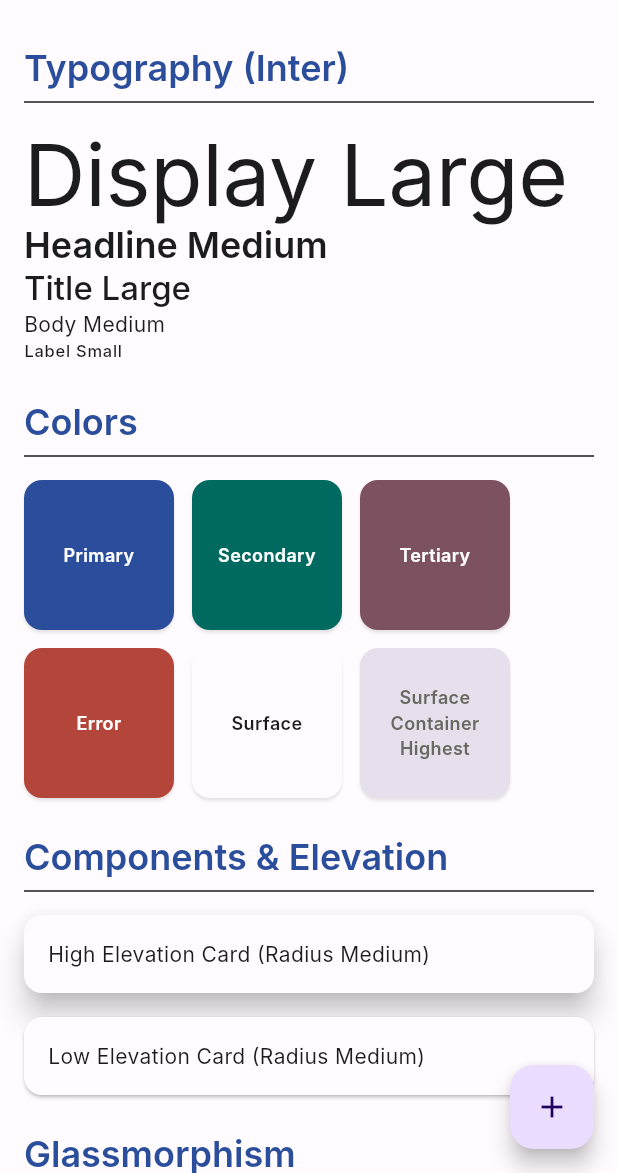
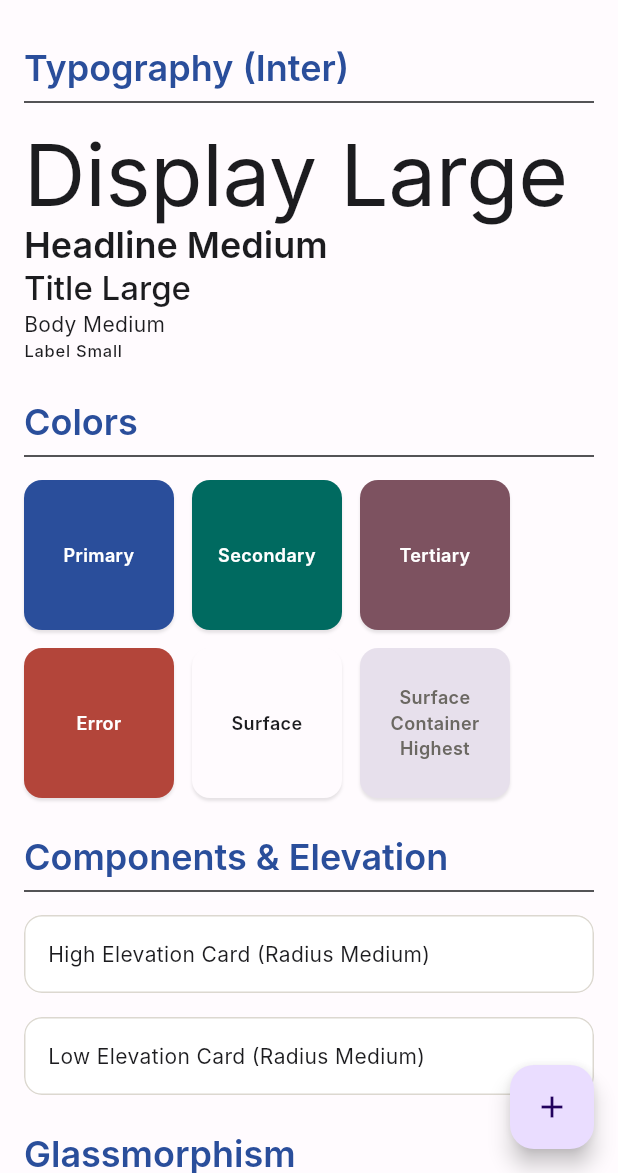
Before and after one commit to kirunithrayan/AURA, a Flutter app: the ThemePreviewScreen screen opened directly, on a phone screen of 412 x 824 dp, the part 63-1236 px from its top. Run offline on Flutter 3.47's test engine with Material 3 defaults, Android fonts, the phone set to English and light mode, and no system bars; our stand-ins replace equatable, file_picker, flutter_markdown, flutter_riverpod, flutter_secure_storage, fpdart and 8 more; missing offline and left inert: graphview, syncfusion_flutter_pdfviewer, workmanager; accounts and stored records are empty; generated files the repository leaves out were written again; project files that could hold a hidden picture were left out.

Commit message:
feat(components): migrate 5 shared components to design tokens (Step 4)
Migrate AuraAppBar, AuraCard, AuraChip, AuraBottomSheet, and FileIconWidget
to consume the approved design tokens. Public APIs are fully source-
compatible; no consumer, feature, or business code changed.

- FileIconWidget: monochrome (content.tertiary); colored file-type badges
  removed per the Design System.
- AuraCard: border-first (1px border, no shadow) on surfaceRaised;
  `elevation` param deprecated + ignored, kept for source compatibility,
  with a debug-only assert that signals the ignored value in development
  (stripped from release builds, never throws).
- AuraChip: outlined at rest, action.subtle fill when selected; radius.sm.
- AuraBottomSheet: overlay surface, radius.lg top corners.
- AuraAppBar: title in the title-large tier (content.primary).

BLOCKED components (AuraEmptyState, AuraLoading, GlassContainer,
AnimatedListItem, AuraSearchBar) intentionally untouched.

Adds 5 component golden tests (light/dark) validating the new rendering.
flutter analyze at baseline (14); 139/139 tests pass; 7/7 goldens pass;
build succeeds.

Co-Authored-By: Claude Opus 4.8 <noreply@anthropic.com>

```diff
--- a/lib/core/widgets/aura_app_bar.dart
+++ b/lib/core/widgets/aura_app_bar.dart
@@ -1,4 +1,5 @@
 import 'package:flutter/material.dart';
+import '../design_system/design_tokens.dart';
 import '../extensions/context_extensions.dart';
 
 /// A custom AppBar for AURA that applies consistent styling.
@@ -20,8 +21,9 @@ class AuraAppBar extends StatelessWidget implements PreferredSizeWidget {
   Widget build(BuildContext context) => AppBar(
       title: Text(
         title,
-        style: context.textTheme.titleLarge?.copyWith(
-          fontWeight: FontWeight.w600,
+        // Design System §4.2 AppBar: title in the interface title-large tier.
+        style: AuraTypography.titleLg.copyWith(
+          color: context.tokens.colors.contentPrimary,
         ),
       ),
       centerTitle: centerTitle,
--- a/lib/core/widgets/aura_card.dart
+++ b/lib/core/widgets/aura_card.dart
@@ -1,8 +1,12 @@
 import 'package:flutter/material.dart';
 import '../constants/ui_constants.dart';
+import '../design_system/design_tokens.dart';
 import '../extensions/context_extensions.dart';
 
 /// A generic custom card widget for lists and grids.
+///
+/// Design System: cards are border-first (`elevation.card` = a 1px hairline
+/// border, no shadow) on the raised surface.
 class AuraCard extends StatelessWidget {
 
   const AuraCard({
@@ -19,25 +23,52 @@ class AuraCard extends StatelessWidget {
   final VoidCallback? onLongPress;
   final EdgeInsetsGeometry? padding;
   final Color? color;
+
+  /// LEGACY: ignored. AURA cards are border-first; see the constructor note.
+  @Deprecated(
+    'AuraCard is border-first under the Design System (a 1px border, no '
+    'shadow). This value is ignored. Kept for source compatibility; scheduled '
+    'for removal in a future cleanup step.',
+  )
   final double elevation;
 
   @override
-  Widget build(BuildContext context) => Card(
-      elevation: elevation,
-      color: color ?? context.theme.cardTheme.color,
+  Widget build(BuildContext context) {
+    // Development-only signal: `elevation` is ignored under the Design System
+    // (border-first). This assert is stripped from release builds, so there is
+    // zero release overhead and no production logging, and it never throws.
+    assert(() {
+      if (elevation != UiConstants.elevationLow) {
+        debugPrint(
+          'AuraCard.elevation is ignored under the Design System (border-first). '
+          'It is deprecated and scheduled for removal; remove the argument.',
+        );
+      }
+      return true;
+    }());
+    return Card(
+      // Border-first: no shadow. The `elevation` param above is intentionally
+      // not consulted (documented, deprecated).
+      elevation: 0,
+      color: color ?? context.tokens.colors.surfaceRaised,
       margin: EdgeInsets.zero,
       shape: RoundedRectangleBorder(
-        borderRadius: BorderRadius.circular(UiConstants.radiusMedium),
+        side: BorderSide(
+          color: context.tokens.colors.borderDefault,
+          width: AuraBorders.hairline,
+        ),
+        borderRadius: BorderRadius.circular(AuraRadius.md),
       ),
       clipBehavior: Clip.antiAlias,
       child: InkWell(
         onTap: onTap,
         onLongPress: onLongPress,
-        borderRadius: BorderRadius.circular(UiConstants.radiusMedium),
+        borderRadius: BorderRadius.circular(AuraRadius.md),
         child: Padding(
-          padding: padding ?? const EdgeInsets.all(16.0),
+          padding: padding ?? const EdgeInsets.all(AuraSpacing.componentPadding),
           child: child,
         ),
       ),
     );
+  }
 }
```
Also changed, not shown: lib/core/widgets/aura_bottom_sheet.dart (+9 -7 lines), lib/core/widgets/aura_chip.dart (+14 -12 lines), lib/core/widgets/file_icon_widget.dart (+18 -33 lines), 6 other files.
